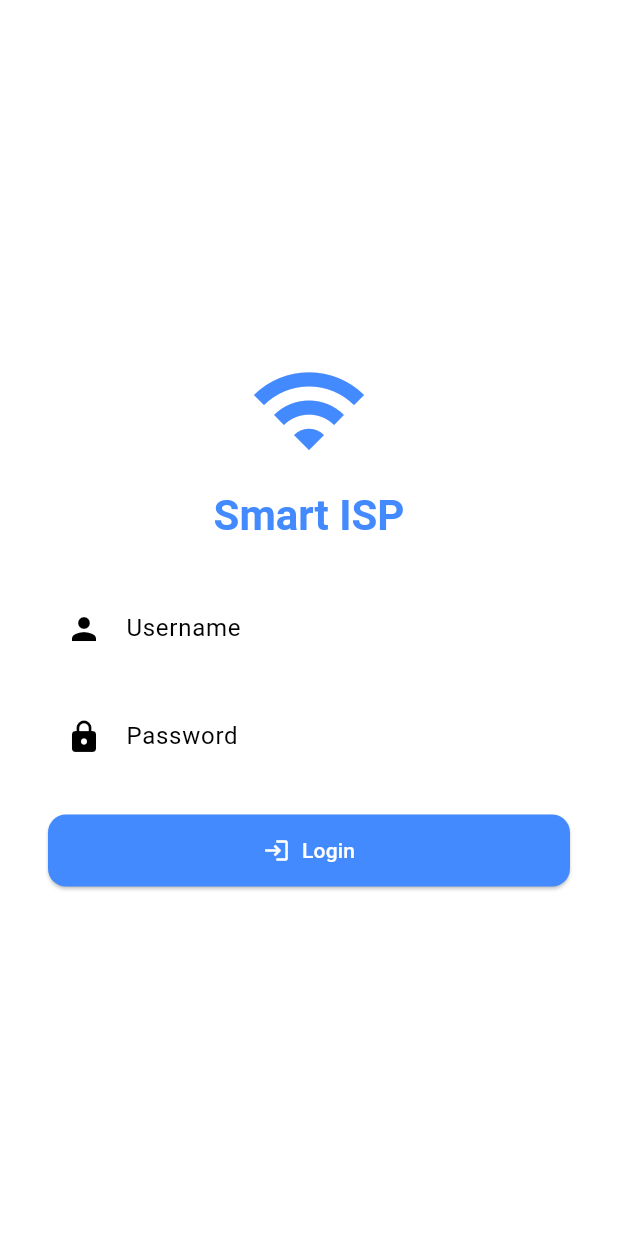
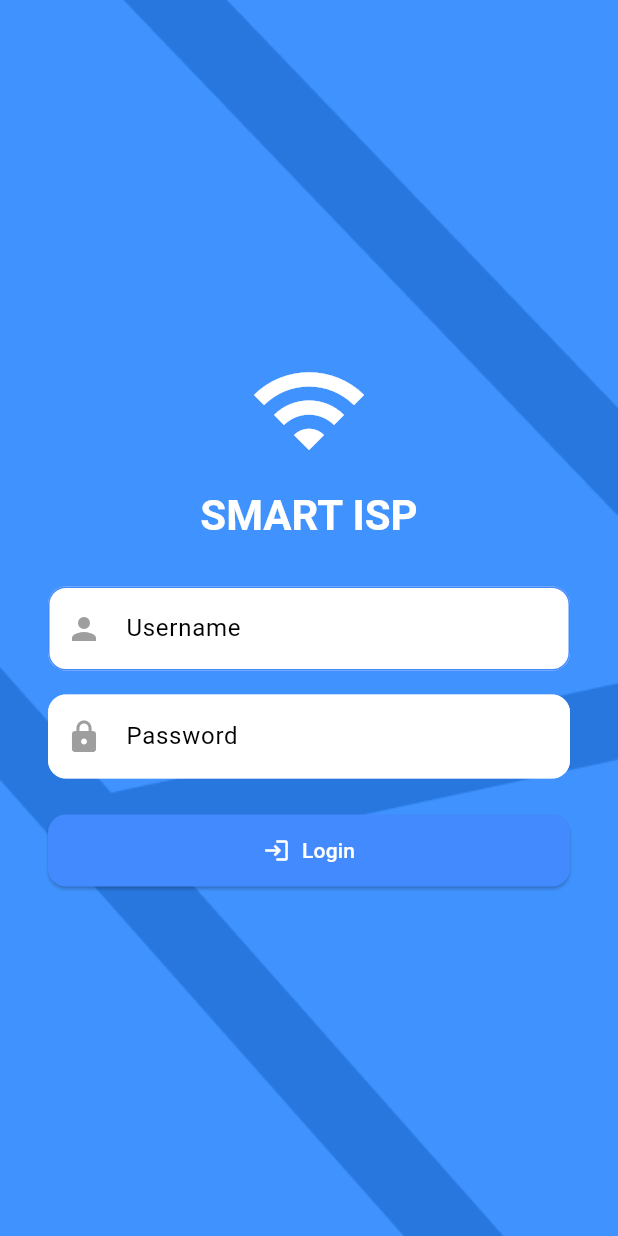
Before and after one commit to armanvalenzuela/Smart_ISP, a Flutter app: the screen it shows after launch, on a phone screen of 412 x 824 dp. Run offline on Flutter 3.47's test engine with Material 3 defaults, Android fonts, the phone set to English and light mode, and no system bars; our stand-ins replace connectivity_plus, flutter_map, geolocator, google_fonts, latlong2, permission_handler and 1 more; missing offline and left inert: blue_thermal_printer.

Commit message:
Loginscreen
Updated Design

```diff
--- a/lib/screens/login_screen.dart
+++ b/lib/screens/login_screen.dart
@@ -1,8 +1,9 @@
-// 📄 login_screen.dart
+// login_screen.dart
 import 'package:flutter/material.dart';
 import 'package:shared_preferences/shared_preferences.dart';
 import '../services/api_service.dart';
 import 'home_screen.dart';
+import 'package:google_fonts/google_fonts.dart';
 
 class LoginScreen extends StatefulWidget {
   const LoginScreen({super.key});
@@ -53,52 +54,91 @@ class _LoginScreenState extends State<LoginScreen> {
 
   @override
   Widget build(BuildContext context) {
-    final isDark = Theme.of(context).brightness == Brightness.dark;
+    return Scaffold(
+      body: Stack(
+        fit: StackFit.expand,
+        children: [
+          Container(
+            decoration: const BoxDecoration(
+              image: DecorationImage(
+                image: AssetImage('assets/images/Splashscreen.png'),
+                fit: BoxFit.cover, // fills the screen
+              ),
+            ),
+          ),
 
-    return Scaffold(
-      body: Center(
+          Center(
             child: SingleChildScrollView(
               padding: const EdgeInsets.symmetric(horizontal: 32),
               child: Column(
                 mainAxisAlignment: MainAxisAlignment.center,
                 children: [
-              const Icon(Icons.wifi, size: 80, color: Colors.blueAccent),
+                  const Icon(Icons.wifi, size: 80, color: Colors.white),
                   const SizedBox(height: 12),
                   Text(
-                'Smart ISP',
+                    'SMART ISP',
                     style: Theme.of(context).textTheme.headlineMedium?.copyWith(
                       fontWeight: FontWeight.bold,
-                      color: Colors.blueAccent,
+                      color: Colors.white,
                     ),
                   ),
                   const SizedBox(height: 30),
 
-              // Username Field
+                  // 🔹 Username Field
                   TextField(
                     controller: _usernameController,
+                    style: const TextStyle(color: Colors.white),
                     decoration: InputDecoration(
                       labelText: 'Username',
-                  border: OutlineInputBorder(borderRadius: BorderRadius.circular(12)),
-                  prefixIcon: const Icon(Icons.person),
+                      labelStyle: const TextStyle(color: Colors.black),
+                      border: OutlineInputBorder(
+                        borderRadius: BorderRadius.circular(12),
+                      ),
+                      filled: true,
+                      fillColor: Colors.white,
+                      prefixIcon: const Icon(Icons.person, color: Colors.grey),
+                      enabledBorder: OutlineInputBorder(
+                        borderRadius: BorderRadius.circular(12),
+                        borderSide: const BorderSide(color: Colors.blueAccent),
+                      ),
+
+                      focusedBorder: OutlineInputBorder(
+                        borderRadius: BorderRadius.circular(12),
+                        borderSide: const BorderSide(color: Colors.black),
+                      ),
                     ),
                   ),
                   const SizedBox(height: 16),
 
-              // Password Field
+                  // 🔹 Password Field
                   TextField(
                     controller: _passwordController,
                     obscureText: true,
+                    style: const TextStyle(color: Colors.white),
                     decoration: InputDecoration(
                       labelText: 'Password',
-                  border: OutlineInputBorder(borderRadius: BorderRadius.circular(12)),
-                  prefixIcon: const Icon(Icons.lock),
+                      labelStyle: const TextStyle(color: Colors.black),
+                      border: OutlineInputBorder(
+                        borderRadius: BorderRadius.circular(12),
+                      ),
+                      filled: true,
+                      fillColor: Colors.white,
+                      prefixIcon: const Icon(Icons.lock, color: Colors.grey),
+                      enabledBorder: OutlineInputBorder(
+                        borderRadius: BorderRadius.circular(12),
+                        borderSide: const BorderSide(color: Colors.white70),
+                      ),
+                      focusedBorder: OutlineInputBorder(
+                        borderRadius: BorderRadius.circular(12),
+                        borderSide: const BorderSide(color: Colors.white),
+                      ),
                     ),
                   ),
                   const SizedBox(height: 24),
 
-              // Login Button or Loading
+                  // 🔹 Login Button
                   _loading
-                  ? const CircularProgressIndicator()
+                      ? const CircularProgressIndicator(color: Colors.white)
                       : SizedBox(
                           width: double.infinity,
                           child: ElevatedButton.icon(
@@ -115,18 +155,24 @@ class _LoginScreenState extends State<LoginScreen> {
                           ),
                         ),
 
+                  // 🔹 Error Message
                   if (_error.isNotEmpty)
                     Padding(
                       padding: const EdgeInsets.only(top: 16),
                       child: Text(
                         _error,
-                    style: const TextStyle(color: Colors.redAccent, fontWeight: FontWeight.w500),
+                        style: const TextStyle(
+                          color: Colors.redAccent,
+                          fontWeight: FontWeight.w500,
+                        ),
                       ),
                     ),
                 ],
               ),
             ),
           ),
+        ],
+      ),
     );
   }
 }
```
Also changed, not shown: lib/main.dart (+56 -15 lines), pubspec.yaml (+4 -3 lines), assets/images/Splashscreen.png (added), pubspec.lock. Lines whose indentation alone changed are shown as unchanged.
